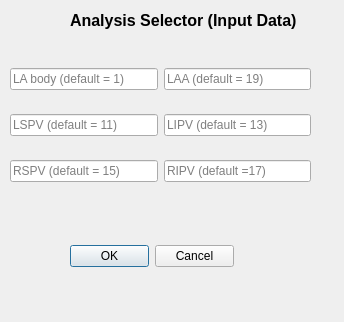
This is CemrgApp/Plugins/kcl.cemrgapp.atrialfibres/src/internal/AtrialFibresViewUIEditLabels.ui in OpenHeartDevelopers/CemrgApp as Qt 5 draws it before an edit. The edited form follows.
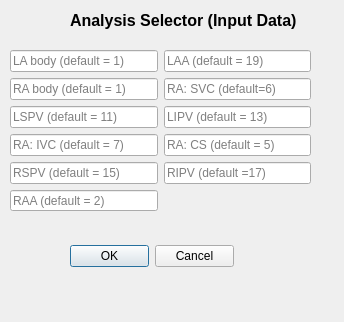
This is the edited form.

What changed in the file:
```diff
--- a/CemrgApp/Plugins/kcl.cemrgapp.atrialfibres/src/internal/AtrialFibresViewUIEditLabels.ui
+++ b/CemrgApp/Plugins/kcl.cemrgapp.atrialfibres/src/internal/AtrialFibresViewUIEditLabels.ui
@@ -57,11 +57,25 @@
      <x>10</x>
      <y>50</y>
      <width>301</width>
-     <height>151</height>
+     <height>161</height>
     </rect>
    </property>
    <layout class="QGridLayout" name="gridLayout">
-    <item row="2" column="0">
+    <item row="2" column="1">
+     <widget class="QLineEdit" name="lineEdit_LIPV">
+      <property name="placeholderText">
+       <string>LIPV (default = 13)</string>
+      </property>
+     </widget>
+    </item>
+    <item row="5" column="0">
+     <widget class="QLineEdit" name="lineEdit_RAA">
+      <property name="placeholderText">
+       <string>RAA (default = 2)</string>
+      </property>
+     </widget>
+    </item>
+    <item row="4" column="0">
      <widget class="QLineEdit" name="lineEdit_RSPV">
       <property name="placeholderText">
        <string>RSPV (default = 15)</string>
@@ -69,19 +83,33 @@
      </widget>
     </item>
     <item row="1" column="0">
+     <widget class="QLineEdit" name="lineEdit_RA">
+      <property name="placeholderText">
+       <string>RA body (default = 1)</string>
+      </property>
+     </widget>
+    </item>
+    <item row="1" column="1">
+     <widget class="QLineEdit" name="lineEdit_RA_SVC">
+      <property name="placeholderText">
+       <string>RA: SVC (default=6)</string>
+      </property>
+     </widget>
+    </item>
+    <item row="3" column="0">
+     <widget class="QLineEdit" name="lineEdit_RA_IVC">
+      <property name="placeholderText">
+       <string>RA: IVC (default = 7)</string>
+      </property>
+     </widget>
+    </item>
+    <item row="2" column="0">
      <widget class="QLineEdit" name="lineEdit_LSPV">
       <property name="placeholderText">
        <string>LSPV (default = 11)</string>
       </property>
      </widget>
     </item>
-    <item row="0" column="0">
-     <widget class="QLineEdit" name="lineEdit_LA">
-      <property name="placeholderText">
-       <string>LA body (default = 1)</string>
-      </property>
-     </widget>
-    </item>
     <item row="0" column="1">
      <widget class="QLineEdit" name="lineEdit_LAA">
       <property name="placeholderText">
@@ -89,20 +117,27 @@
       </property>
      </widget>
     </item>
-    <item row="1" column="1">
-     <widget class="QLineEdit" name="lineEdit_LIPV">
-      <property name="placeholderText">
-       <string>LIPV (default = 13)</string>
-      </property>
-     </widget>
-    </item>
-    <item row="2" column="1">
+    <item row="4" column="1">
      <widget class="QLineEdit" name="lineEdit_RIPV">
       <property name="placeholderText">
        <string>RIPV (default =17)</string>
       </property>
      </widget>
     </item>
+    <item row="3" column="1">
+     <widget class="QLineEdit" name="lineEdit_RA_CS">
+      <property name="placeholderText">
+       <string>RA: CS (default = 5)</string>
+      </property>
+     </widget>
+    </item>
+    <item row="0" column="0">
+     <widget class="QLineEdit" name="lineEdit_LA">
+      <property name="placeholderText">
+       <string>LA body (default = 1)</string>
+      </property>
+     </widget>
+    </item>
    </layout>
   </widget>
   <widget class="QDialogButtonBox" name="buttonBox">
```
